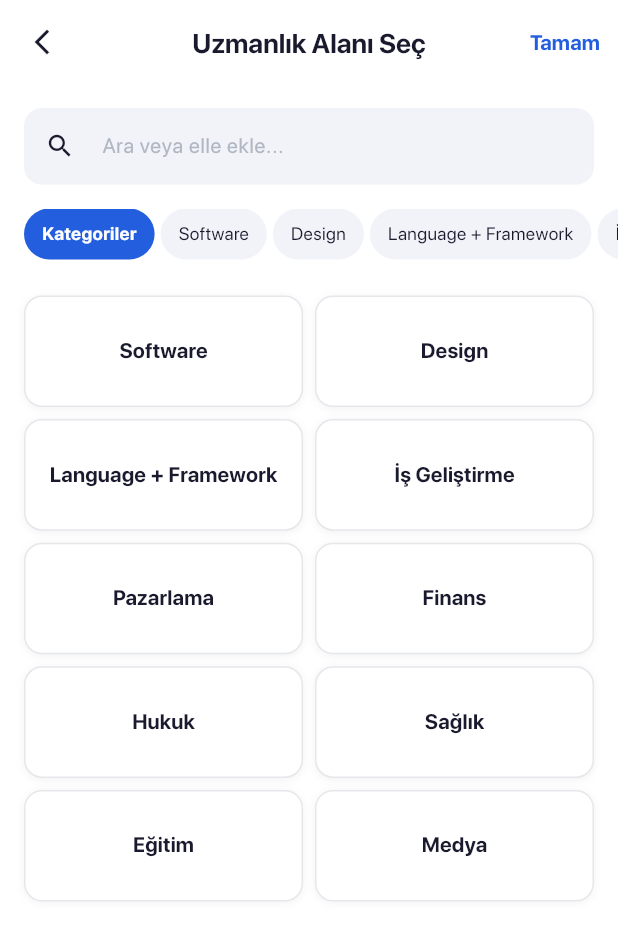
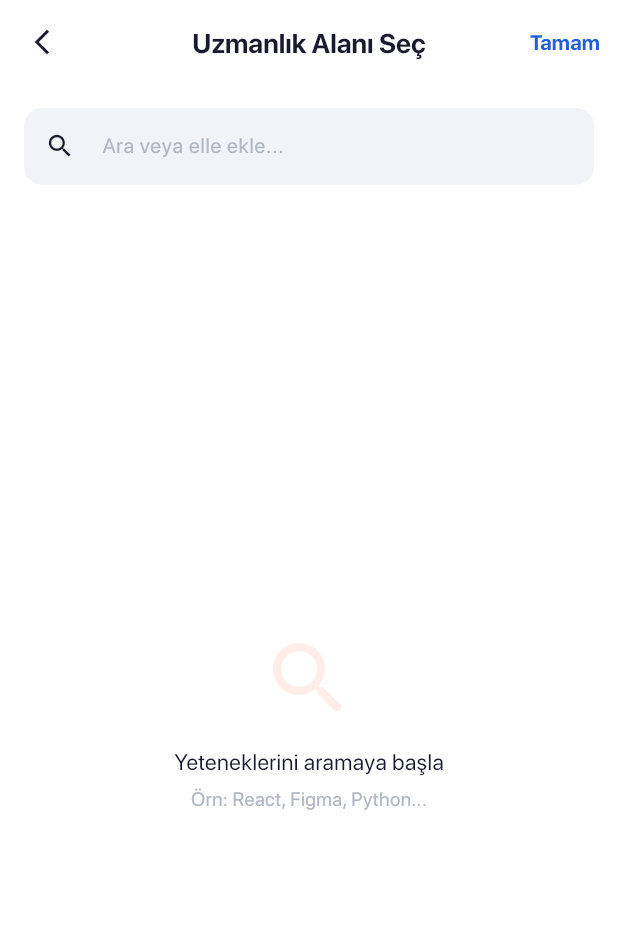
Before and after one commit to gorkemoa/date_app, a Flutter app: the ExpertiseSelectionView screen opened directly, on a phone screen of 412 x 824 dp. Shown: the top 941 px of the screen. Run offline on Flutter 3.47's test engine with Material 3 defaults, Android fonts, the phone set to English and light mode, and no system bars; our stand-ins replace file_picker, flutter_dotenv, flutter_map, flutter_svg, latlong2, liquid_swipe and 1 more; missing offline and left inert: dynamic_timeline_tile_flutter, liquid_glass_renderer, syncfusion_flutter_pdf; accounts and stored records are empty; project files that could hold a hidden picture were left out.

Commit message:
feat: add occupation search and selection to registration flow

```diff
--- a/lib/models/registration/registration_draft_model.dart
+++ b/lib/models/registration/registration_draft_model.dart
@@ -9,6 +9,7 @@ class RegistrationDraftModel {
   final String displayName;
   final Uint8List? photoBytes;
   final String? photoFileName;
+  final String occupation;
   final String bio;
   final Uint8List? cvBytes;
   final String? cvFileName;
@@ -23,6 +24,7 @@ class RegistrationDraftModel {
     required this.displayName,
     this.photoBytes,
     this.photoFileName,
+    required this.occupation,
     required this.bio,
     this.cvBytes,
     this.cvFileName,
@@ -38,6 +40,7 @@ class RegistrationDraftModel {
     displayName: '',
     photoBytes: null,
     photoFileName: null,
+    occupation: '',
     bio: '',
     cvBytes: null,
     cvFileName: null,
@@ -53,6 +56,7 @@ class RegistrationDraftModel {
     String? displayName,
     Uint8List? photoBytes,
     String? photoFileName,
+    String? occupation,
     String? bio,
     Uint8List? cvBytes,
     String? cvFileName,
@@ -67,6 +71,7 @@ class RegistrationDraftModel {
       displayName: displayName ?? this.displayName,
       photoBytes: photoBytes ?? this.photoBytes,
       photoFileName: photoFileName ?? this.photoFileName,
+      occupation: occupation ?? this.occupation,
       bio: bio ?? this.bio,
       cvBytes: cvBytes ?? this.cvBytes,
       cvFileName: cvFileName ?? this.cvFileName,
--- a/lib/viewmodels/registration/registration_view_model.dart
+++ b/lib/viewmodels/registration/registration_view_model.dart
@@ -3,6 +3,7 @@ import 'dart:convert';
 import 'dart:developer' as dev;
 import 'dart:typed_data';
 
+import 'package:flutter/services.dart';
 import 'package:http/http.dart' as http;
 
 import '../../models/registration/expertise_item_model.dart';
@@ -35,45 +36,35 @@ class RegistrationViewModel extends BaseViewModel {
     'Müzik', 'Kitap', 'Kafe Kültürü', 'Yemek', 'Podcast',
   ];
 
-  static const List<String> expertiseCategories = [
-    'Software', 'Design', 'Language + Framework', 'İş Geliştirme', 'Pazarlama',
-    'Finans', 'Hukuk', 'Sağlık', 'Eğitim', 'Medya',
-  ];
-
-  static const Map<String, String> _svgCategoryMap = {
-    'Software': 'Software',
-    'Design': 'Design',
-    'Language + Framework': 'Framework',
-    'Finans': 'Finance',
-    'Sağlık': 'Health',
-    'Eğitim': 'Education',
-    'Medya': 'Media',
-    'İş Geliştirme': 'Business',
-    'Pazarlama': 'Social',
-  };
-
   RegStep _step = RegStep.phone;
   RegistrationDraftModel _draft = RegistrationDraftModel.empty;
   bool _linkedInLoading = false;
   String _expertiseSearchQuery = '';
-  String? _selectedExpertiseCategory = 'Teknoloji';
   bool _readyToNavigateHome = false;
   List<ExpertiseItem> _expertiseResults = [];
   bool _expertiseSearchLoading = false;
+  bool _hasMoreExpertise = true;
+
   int _expertiseOffset = 0;
-  bool _hasMoreExpertise = true;
+
+  // Job / Occupation State
+  List<String> _allOccupations = [];
+  List<String> _occupationResults = [];
+  bool _occupationLoading = false;
+  Timer? _occupationDebounce;
 
   RegStep get step => _step;
   RegistrationDraftModel get draft => _draft;
   bool get linkedInLoading => _linkedInLoading;
   String get expertiseSearchQuery => _expertiseSearchQuery;
-  String? get selectedExpertiseCategory => _selectedExpertiseCategory;
   int get stepIndex => RegStep.values.indexOf(_step);
   int get totalSteps => RegStep.values.length;
   bool get readyToNavigateHome => _readyToNavigateHome;
   List<ExpertiseItem> get expertiseResults => List.unmodifiable(_expertiseResults);
   bool get expertiseSearchLoading => _expertiseSearchLoading;
   bool get hasMoreExpertise => _hasMoreExpertise;
+  List<String> get occupationResults => _occupationResults;
+  bool get occupationLoading => _occupationLoading;
 
   bool get canGoNext {
     switch (_step) {
@@ -86,7 +77,8 @@ class RegistrationViewModel extends BaseViewModel {
       case RegStep.identity:
         return _draft.photoBytes != null;
       case RegStep.expertise:
-        return _draft.selectedExpertise.isNotEmpty || _draft.cvFileName != null;
+        return _draft.occupation.isNotEmpty &&
+               (_draft.selectedExpertise.isNotEmpty || _draft.cvFileName != null || _draft.linkedInConnected);
       case RegStep.interests:
         return _draft.selectedInterests.length >= 3;
       case RegStep.rules:
@@ -114,6 +106,43 @@ class RegistrationViewModel extends BaseViewModel {
       displayName: displayName ?? _draft.displayName,
       bio: bio ?? _draft.bio,
     );
+    notifyListeners();
+  }
+
+  Future<void> loadOccupations() async {
+    if (_allOccupations.isNotEmpty) return;
+    try {
+      final jsonStr = await rootBundle.loadString('assets/meslekler.json');
+      _allOccupations = List<String>.from(jsonDecode(jsonStr));
+    } catch (e) {
+      dev.log('Error loading occupations: $e');
+    }
+  }
+
+  void searchOccupations(String query) {
+    _occupationDebounce?.cancel();
+    if (query.trim().length < 2) {
+      _occupationResults = [];
+      _occupationLoading = false;
+      notifyListeners();
+      return;
+    }
+
+    _occupationLoading = true;
+    notifyListeners();
+
+    _occupationDebounce = Timer(const Duration(seconds: 1), () {
+      _occupationResults = _allOccupations
+          .where((o) => o.toLowerCase().contains(query.toLowerCase()))
+          .toList();
+      _occupationLoading = false;
+      notifyListeners();
+    });
+  }
+
+  void selectOccupation(String occupation) {
+    _draft = _draft.copyWith(occupation: occupation);
+    _occupationResults = [];
     notifyListeners();
   }
 
@@ -163,9 +192,7 @@ class RegistrationViewModel extends BaseViewModel {
     _hasMoreExpertise = true;
     _expertiseResults = [];
 
-    // Query boş olsa bile sonuçlar kalsın (kategori bazlı görünüm için)
     if (query.trim().isEmpty) {
-      searchExpertiseIcons('');
       notifyListeners();
       return;
     }
@@ -173,16 +200,6 @@ class RegistrationViewModel extends BaseViewModel {
     _expertiseDebounce = Timer(const Duration(milliseconds: 400), () {
       searchExpertiseIcons(query);
     });
-    notifyListeners();
-  }
-
-  void setExpertiseCategory(String? category) {
-    if (_selectedExpertiseCategory == category) return;
-    _selectedExpertiseCategory = category;
-    _expertiseOffset = 0;
-    _hasMoreExpertise = true;
-    _expertiseResults = [];
-    searchExpertiseIcons(_expertiseSearchQuery);
     notifyListeners();
   }
 
@@ -208,14 +225,8 @@ class RegistrationViewModel extends BaseViewModel {
       final formattedQuery = query.trim().toLowerCase().replaceAll(' ', '-');
       if (formattedQuery.isNotEmpty) {
         queryParams['q'] = formattedQuery;
-      }
-
-      if (_selectedExpertiseCategory != null) {
-        final mappedCat = _svgCategoryMap[_selectedExpertiseCategory!];
-        if (mappedCat != null) queryParams['category'] = mappedCat;
-      }
-
-      if (queryParams['q'] == null && queryParams['category'] == null) {
+      } else {
+        // Eğer query boşsa default bir şeyler çekelim ki boş kalmasın veya boş dönsün
         queryParams['category'] = 'Software';
       }
 
--- a/lib/views/registration/steps/expertise_selection_view.dart
+++ b/lib/views/registration/steps/expertise_selection_view.dart
@@ -3,7 +3,6 @@ import 'package:provider/provider.dart';
 
 import '../../../core/theme/app_colors.dart';
 import '../../../core/theme/app_radius.dart';
-import '../../../core/theme/app_shadows.dart';
 import '../../../core/theme/app_spacing.dart';
 import '../../../core/theme/app_text_styles.dart';
 import '../../../models/registration/expertise_item_model.dart';
@@ -20,7 +19,6 @@ class ExpertiseSelectionView extends StatefulWidget {
 class _ExpertiseSelectionViewState extends State<ExpertiseSelectionView> {
   final TextEditingController _searchCtrl = TextEditingController();
   final ScrollController _scrollCtrl = ScrollController();
-  String? _temporaryCategory;
   bool _isManualMode = false;
 
   @override
@@ -37,22 +35,13 @@ class _ExpertiseSelectionViewState extends State<ExpertiseSelectionView> {
   }
 
   void _onScroll() {
-    if (_scrollCtrl.position.pixels >= _scrollCtrl.position.maxScrollExtent * 0.9) {
+    if (_scrollCtrl.position.pixels >=
+        _scrollCtrl.position.maxScrollExtent * 0.9) {
       final vm = context.read<RegistrationViewModel>();
       if (!vm.expertiseSearchLoading && vm.hasMoreExpertise) {
-        debugPrint('--- LOAD MORE TRIGGERED ---');
         vm.searchExpertiseIcons(_searchCtrl.text, isLoadMore: true);
       }
     }
-  }
-
-  void _onCategorySelected(String category) {
-    setState(() {
-      _temporaryCategory = category;
-      _isManualMode = false;
-    });
-    context.read<RegistrationViewModel>().setExpertiseCategory(category);
-    context.read<RegistrationViewModel>().searchExpertiseIcons(_searchCtrl.text);
   }
 
   @override
@@ -63,7 +52,10 @@ class _ExpertiseSelectionViewState extends State<ExpertiseSelectionView> {
     return Scaffold(
       backgroundColor: AppColors.surface,
       appBar: AppBar(
-        title: const Text('Uzmanlık Alanı Seç', style: AppTextStyles.headingMedium),
+        title: const Text(
+          'Uzmanlık Alanı Seç',
+          style: AppTextStyles.headingMedium,
+        ),
         leading: IconButton(
           icon: const Icon(Icons.arrow_back_ios_new, size: 20),
           onPressed: () => Navigator.pop(context),
@@ -71,32 +63,50 @@ class _ExpertiseSelectionViewState extends State<ExpertiseSelectionView> {
         actions: [
           TextButton(
             onPressed: () => Navigator.pop(context),
-            child: const Text('Tamam', style: TextStyle(color: AppColors.secondary, fontWeight: FontWeight.bold)),
+            child: const Text(
+              'Tamam',
+              style: TextStyle(
+                color: AppColors.secondary,
+                fontWeight: FontWeight.bold,
+              ),
+            ),
           ),
         ],
       ),
       body: Column(
         children: [
-          // Seçili Uzmanlıklar (Chips)
+          // Seçili Uzmanlıklar
           if (draft.selectedExpertise.isNotEmpty)
             Container(
               width: double.infinity,
-              padding: const EdgeInsets.symmetric(horizontal: AppSpacing.base, vertical: AppSpacing.xs),
+              padding: const EdgeInsets.symmetric(
+                horizontal: AppSpacing.base,
+                vertical: AppSpacing.xs,
+              ),
               child: Wrap(
                 spacing: 8,
                 runSpacing: 4,
-                children: draft.selectedExpertise.map((item) => Chip(
-                  label: Text(item.title, style: AppTextStyles.labelSmall),
-                  avatar: item.iconUrl.isNotEmpty ? SafeSvgPicture.network(
+                children: draft.selectedExpertise
+                    .map(
+                      (item) => Chip(
+                        label: Text(
+                          item.title,
+                          style: AppTextStyles.labelSmall,
+                        ),
+                        avatar: item.iconUrl.isNotEmpty
+                            ? SafeSvgPicture.network(
                                 item.iconUrl,
                                 width: 16,
                                 height: 16,
-                  ) : null,
+                              )
+                            : null,
                         onDeleted: () => vm.toggleExpertise(item),
                         backgroundColor: AppColors.surfaceVariant,
                         deleteIconColor: AppColors.error,
                         visualDensity: VisualDensity.compact,
-                )).toList(),
+                      ),
+                    )
+                    .toList(),
               ),
             ),
 
@@ -110,60 +120,27 @@ class _ExpertiseSelectionViewState extends State<ExpertiseSelectionView> {
                 hintText: 'Ara veya elle ekle...',
                 prefixIcon: const Icon(Icons.search, size: 20),
                 suffixIcon: _searchCtrl.text.isNotEmpty
-                  ? IconButton(icon: const Icon(Icons.clear, size: 18), onPressed: () {
+                    ? IconButton(
+                        icon: const Icon(Icons.clear, size: 18),
+                        onPressed: () {
                           _searchCtrl.clear();
                           vm.setExpertiseSearch('');
-                  })
+                        },
+                      )
                     : null,
                 filled: true,
                 fillColor: AppColors.surfaceVariant,
-                border: OutlineInputBorder(borderRadius: BorderRadius.circular(AppRadius.md), borderSide: BorderSide.none),
+                border: OutlineInputBorder(
+                  borderRadius: BorderRadius.circular(AppRadius.md),
+                  borderSide: BorderSide.none,
+                ),
               ),
             ),
           ),
 
-          // Kategori Listesi (Yatay)
-          SingleChildScrollView(
-            scrollDirection: Axis.horizontal,
-            padding: const EdgeInsets.symmetric(horizontal: AppSpacing.base),
-            child: Row(
-              children: [
-                _CategoryToggle(
-                  label: 'Kategoriler',
-                  isSelected: _temporaryCategory == null && !_isManualMode,
-                  onTap: () {
-                    setState(() {
-                      _temporaryCategory = null;
-                      _isManualMode = false;
-                    });
-                    vm.setExpertiseCategory(null);
-                  },
-                ),
-                ...RegistrationViewModel.expertiseCategories.map((cat) => _CategoryToggle(
-                  label: cat,
-                  isSelected: _temporaryCategory == cat,
-                  onTap: () => _onCategorySelected(cat),
-                )),
-                _CategoryToggle(
-                  label: 'Elle Ekle',
-                  isSelected: _isManualMode,
-                  onTap: () {
-                    setState(() {
-                      _isManualMode = true;
-                      _temporaryCategory = null;
-                    });
-                  },
-                ),
-              ],
-            ),
-          ),
-          const SizedBox(height: AppSpacing.sm),
-
           Expanded(
             child: _isManualMode
                 ? _buildManualEntry(vm)
-              : _temporaryCategory == null
-                ? _buildCategoryGrid()
                 : _buildResultsList(vm, draft.selectedExpertise),
           ),
         ],
@@ -171,46 +148,46 @@ class _ExpertiseSelectionViewState extends State<ExpertiseSelectionView> {
     );
   }
 
-  Widget _buildCategoryGrid() {
-    return GridView.builder(
-      padding: const EdgeInsets.all(AppSpacing.base),
-      gridDelegate: const SliverGridDelegateWithFixedCrossAxisCount(
-        crossAxisCount: 2,
-        childAspectRatio: 2.5,
-        mainAxisSpacing: AppSpacing.sm,
-        crossAxisSpacing: AppSpacing.sm,
-      ),
-      itemCount: RegistrationViewModel.expertiseCategories.length,
-      itemBuilder: (context, index) {
-        final cat = RegistrationViewModel.expertiseCategories[index];
-        return GestureDetector(
-          onTap: () => _onCategorySelected(cat),
-          child: Container(
-            alignment: Alignment.center,
-            decoration: BoxDecoration(
-              color: AppColors.surface,
-              borderRadius: BorderRadius.circular(AppRadius.md),
-              border: Border.all(color: AppColors.border),
-              boxShadow: AppShadows.sm,
-            ),
-            child: Text(cat, style: AppTextStyles.labelLarge),
-          ),
-        );
-      },
-    );
-  }
-
-  Widget _buildResultsList(RegistrationViewModel vm, List<ExpertiseItem> selectedItems) {
-    if (vm.expertiseSearchLoading && vm.expertiseResults.isEmpty) {
-      return const Center(child: CircularProgressIndicator(color: AppColors.secondary));
-    }
-
-    if (vm.expertiseResults.isEmpty && _searchCtrl.text.isNotEmpty) {
+  Widget _buildResultsList(
+    RegistrationViewModel vm,
+    List<ExpertiseItem> selectedItems,
+  ) {
+    if (vm.expertiseResults.isEmpty && !vm.expertiseSearchLoading) {
+      if (_searchCtrl.text.isEmpty) {
         return Center(
           child: Column(
             mainAxisAlignment: MainAxisAlignment.center,
             children: [
-            const Icon(Icons.search_off_rounded, size: 64, color: AppColors.textDisabled),
+              Icon(
+                Icons.search_rounded,
+                size: 64,
+                color: AppColors.primary.withValues(alpha: 0.1),
+              ),
+              const SizedBox(height: AppSpacing.md),
+              const Text(
+                'Yeteneklerini aramaya başla',
+                style: AppTextStyles.bodyLarge,
+              ),
+              const SizedBox(height: AppSpacing.xs),
+              Text(
+                'Örn: React, Figma, Python...',
+                style: AppTextStyles.bodySmall.copyWith(
+                  color: AppColors.textDisabled,
+                ),
+              ),
+            ],
+          ),
+        );
+      }
+      return Center(
+        child: Column(
+          mainAxisAlignment: MainAxisAlignment.center,
+          children: [
+            const Icon(
+              Icons.search_off_rounded,
+              size: 64,
+              color: AppColors.textDisabled,
+            ),
             const SizedBox(height: AppSpacing.md),
             const Text('Sonuç bulunamadı', style: AppTextStyles.bodyLarge),
             TextButton(
@@ -225,14 +202,20 @@ class _ExpertiseSelectionViewState extends State<ExpertiseSelectionView> {
     return ListView.separated(
       controller: _scrollCtrl,
       padding: const EdgeInsets.symmetric(horizontal: AppSpacing.base),
-      itemCount: vm.expertiseResults.length + (vm.expertiseSearchLoading ? 1 : 0),
+      itemCount:
+          vm.expertiseResults.length + (vm.expertiseSearchLoading ? 1 : 0),
       separatorBuilder: (_, __) => const Divider(height: 1),
       itemBuilder: (context, index) {
         if (index == vm.expertiseResults.length) {
-          return const Center(child: Padding(
+          return const Center(
+            child: Padding(
               padding: EdgeInsets.all(AppSpacing.md),
-            child: CircularProgressIndicator(strokeWidth: 2, color: AppColors.secondary),
-          ));
+              child: CircularProgressIndicator(
+                strokeWidth: 2,
+                color: AppColors.secondary,
+              ),
+            ),
+          );
         }
 
         final item = vm.expertiseResults[index];
@@ -243,7 +226,11 @@ class _ExpertiseSelectionViewState extends State<ExpertiseSelectionView> {
             item.iconUrl,
             width: 32,
             height: 32,
-            placeholder: Container(width: 32, height: 32, color: AppColors.surfaceVariant),
+            placeholder: Container(
+              width: 32,
+              height: 32,
+              color: AppColors.surfaceVariant,
+            ),
           ),
           title: Text(item.title),
           trailing: Icon(
@@ -262,7 +249,7 @@ class _ExpertiseSelectionViewState extends State<ExpertiseSelectionView> {
       child: Column(
         children: [
           const Text(
-            'Aradığın uzmanlığı bulamadın mı?\\nKendin ekleyebilirsin.',
+            'Aradığın uzmanlığı bulamadın mı?\nKendin ekleyebilirsin.',
             textAlign: TextAlign.center,
             style: AppTextStyles.bodyMedium,
           ),
@@ -272,53 +259,34 @@ class _ExpertiseSelectionViewState extends State<ExpertiseSelectionView> {
             decoration: InputDecoration(
               hintText: 'Örn: Web3 Development',
               suffixIcon: IconButton(
-                icon: const Icon(Icons.add_task_rounded, color: AppColors.secondary),
+                icon: const Icon(
+                  Icons.add_task_rounded,
+                  color: AppColors.secondary,
+                ),
                 onPressed: () {
                   if (_searchCtrl.text.isNotEmpty) {
                     vm.addManualExpertise(_searchCtrl.text);
                     _searchCtrl.clear();
                     ScaffoldMessenger.of(context).showSnackBar(
-                      const SnackBar(content: Text('Uzmanlık eklendi!'), duration: Duration(seconds: 1)),
+                      const SnackBar(
+                        content: Text('Uzmanlık eklendi!'),
+                        duration: Duration(seconds: 1),
+                      ),
                     );
+                    setState(() => _isManualMode = false);
                   }
                 },
               ),
             ),
             controller: _searchCtrl,
           ),
+          const SizedBox(height: AppSpacing.md),
+          TextButton(
+            onPressed: () => setState(() => _isManualMode = false),
+            child: const Text('Aramaya Geri Dön'),
+          ),
         ],
       ),
     );
   }
 }
-
-class _CategoryToggle extends StatelessWidget {
-  final String label;
-  final bool isSelected;
-  final VoidCallback onTap;
-
-  const _CategoryToggle({required this.label, required this.isSelected, required this.onTap});
-
-  @override
-  Widget build(BuildContext context) {
-    return GestureDetector(
-      onTap: onTap,
-      child: Container(
-        margin: const EdgeInsets.only(right: AppSpacing.xs),
-        padding: const EdgeInsets.symmetric(horizontal: AppSpacing.md, vertical: 8),
-        decoration: BoxDecoration(
-          color: isSelected ? AppColors.secondary : AppColors.surfaceVariant,
-          borderRadius: BorderRadius.circular(AppRadius.full),
-        ),
-        child: Text(
-          label,
-          style: TextStyle(
-            color: isSelected ? AppColors.textOnSecondary : AppColors.textPrimary,
-            fontSize: 12,
-            fontWeight: isSelected ? FontWeight.bold : FontWeight.normal,
-          ),
-        ),
-      ),
-    );
-  }
-}
```
Also changed, not shown: lib/views/registration/steps/step_profile_view.dart (+78 -2 lines). Lines whose indentation alone changed are shown as unchanged.
